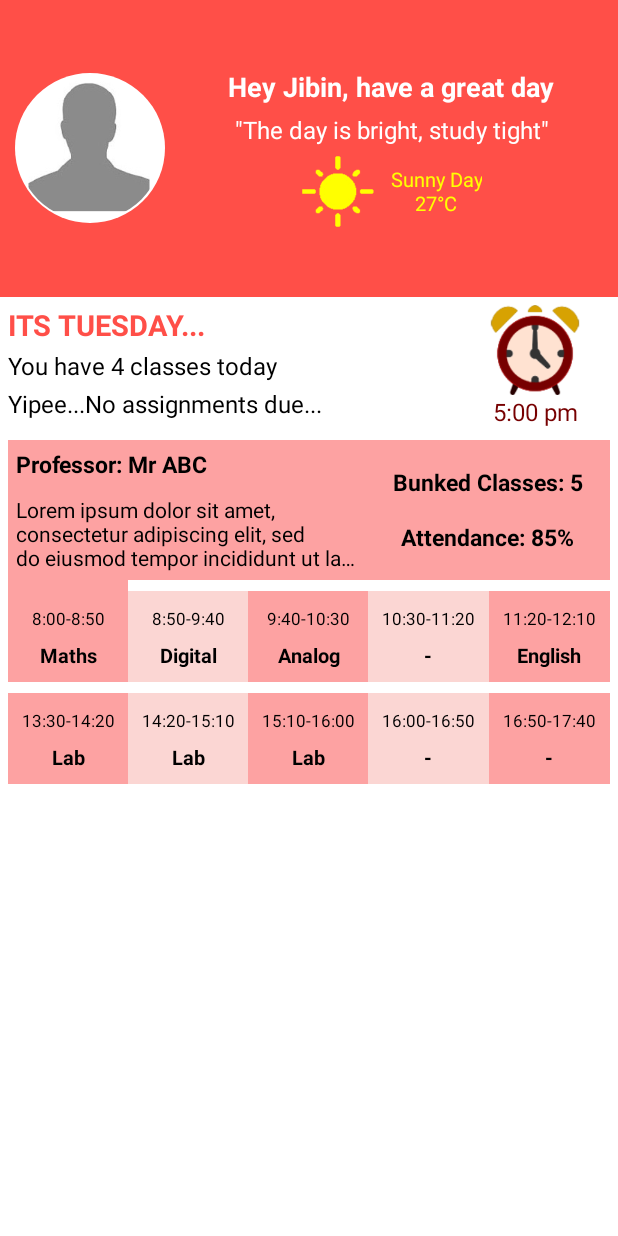
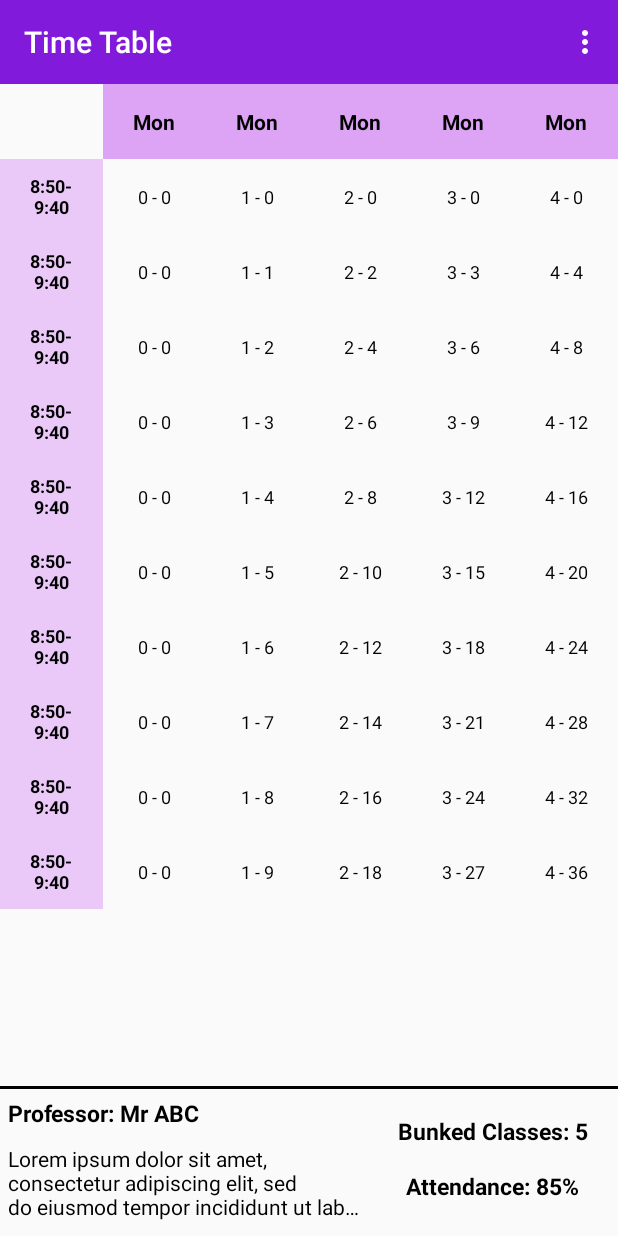
Before and after one commit to jazzyarchitects/StudentHelper, an Android app: the screen it shows after launch (HomeScreen before the commit, TimeTable after it), on a phone screen of 412 x 824 dp. Run offline under Robolectric (Android 15) with nearby library versions, the phone set to English and light mode, and no system bars.

Commit message:
Time table layout

```diff
--- a/app/src/main/AndroidManifest.xml
+++ b/app/src/main/AndroidManifest.xml
@@ -10,6 +10,10 @@
         <activity
             android:name=".Activities.HomeScreen"
             android:label="@string/app_name" >
+        </activity>
+        <activity
+            android:name=".Activities.TimeTable"
+            android:label="@string/title_activity_time_table" >
             <intent-filter>
                 <action android:name="android.intent.action.MAIN" />
 
--- /dev/null
+++ b/app/src/main/java/com/jazzyarchitects/studentassistant/Activities/TimeTable.java
@@ -0,0 +1,70 @@
+package com.jazzyarchitects.studentassistant.Activities;
+
+import android.os.Bundle;
+import android.support.v7.app.AppCompatActivity;
+import android.support.v7.widget.Toolbar;
+import android.view.Menu;
+import android.view.MenuItem;
+import android.view.View;
+import android.widget.TableLayout;
+import android.widget.TableRow;
+import android.widget.TextView;
+
+import com.jazzyarchitects.studentassistant.HelperClasses.TimeTableIds;
+import com.jazzyarchitects.studentassistant.R;
+
+
+public class TimeTable extends AppCompatActivity {
+
+    Toolbar toolbar;
+    protected static View activityLayout;
+
+    @Override
+    protected void onCreate(Bundle savedInstanceState) {
+        super.onCreate(savedInstanceState);
+        activityLayout=View.inflate(this,R.layout.activity_time_table,null);
+        setContentView(activityLayout);
+        toolbar=(Toolbar)findViewById(R.id.toolbar);
+
+        setSupportActionBar(toolbar);
+
+        for(int i=0;i<TimeTableIds.day.length;i++){
+            for(int j=0;j<TimeTableIds.period.length;j++){
+                TextView cell=TimeTableOperations.getSubject(i,j);
+                cell.setText(i+" - "+i*j);
+            }
+        }
+    }
+
+    @Override
+    public boolean onCreateOptionsMenu(Menu menu) {
+        // Inflate the menu; this adds items to the action bar if it is present.
+        getMenuInflater().inflate(R.menu.menu_time_table, menu);
+        return true;
+    }
+
+    @Override
+    public boolean onOptionsItemSelected(MenuItem item) {
+        // Handle action bar item clicks here. The action bar will
+        // automatically handle clicks on the Home/Up button, so long
+        // as you specify a parent activity in AndroidManifest.xml.
+        int id = item.getItemId();
+
+        //noinspection SimplifiableIfStatement
+        if (id == R.id.action_settings) {
+            return true;
+        }
+
+        return super.onOptionsItemSelected(item);
+    }
+
+
+
+    public static class TimeTableOperations{
+        public static TextView getSubject(int dayIndex, int periodIndex){
+            TableLayout tableLayout=(TableLayout)activityLayout.findViewById(TimeTableIds.table);
+            TableRow tableRow=(TableRow)tableLayout.findViewById(TimeTableIds.period[periodIndex]);
+            return (TextView)tableRow.findViewById(TimeTableIds.day[dayIndex]);
+        }
+    }
+}
--- /dev/null
+++ b/app/src/main/java/com/jazzyarchitects/studentassistant/HelperClasses/TimeTableIds.java
@@ -0,0 +1,13 @@
+package com.jazzyarchitects.studentassistant.HelperClasses;
+
+import com.jazzyarchitects.studentassistant.R;
+
+/**
+ * Created by Jibin_ism on 09-Jul-15.
+ */
+public class TimeTableIds{
+    public static int tableHolder= R.id.timeTableLayout;
+    public static int table=R.id.table;
+    public static int[] period={R.id.p1, R.id.p2, R.id.p3,R.id.p4, R.id.p5, R.id.p6,R.id.p7, R.id.p8, R.id.p9,R.id.p10};
+    public static int[] day={R.id.day1,R.id.day2,R.id.day3,R.id.day4,R.id.day5};
+}
--- /dev/null
+++ b/app/src/main/res/layout/activity_time_table.xml
@@ -0,0 +1,42 @@
+<RelativeLayout xmlns:android="http://schemas.android.com/apk/res/android"
+    xmlns:tools="http://schemas.android.com/tools"
+    android:layout_width="match_parent"
+    android:layout_height="match_parent"
+    tools:context="com.jazzyarchitects.studentassistant.Activities.TimeTable">
+
+    <include
+        layout="@layout/app_toolbar"
+        android:layout_width="match_parent"
+        android:layout_height="wrap_content"
+        android:id="@+id/toolbar" />
+
+
+    <include layout="@layout/table_complete"
+        android:id="@+id/timeTableLayout"
+        android:layout_below="@+id/toolbar"
+        android:layout_above="@+id/bottomLinearLayout"
+        android:layout_width="match_parent"
+        android:layout_height="match_parent" />
+
+    <LinearLayout
+        android:layout_width="match_parent"
+        android:layout_height="wrap_content"
+        android:minHeight="100dp"
+        android:id="@+id/bottomLinearLayout"
+        android:layout_alignParentBottom="true"
+        android:orientation="vertical">
+
+        <View
+            android:layout_width="match_parent"
+            android:layout_height="2dp"
+            android:background="#000" />
+
+        <include layout="@layout/subject_detail_layout"
+            android:layout_width="match_parent"
+            android:layout_height="wrap_content" />
+
+    </LinearLayout>
+
+
+
+</RelativeLayout>
--- /dev/null
+++ b/app/src/main/res/layout/app_toolbar.xml
@@ -0,0 +1,11 @@
+<?xml version="1.0" encoding="utf-8"?>
+<android.support.v7.widget.Toolbar xmlns:android="http://schemas.android.com/apk/res/android"
+    xmlns:app="http://schemas.android.com/apk/res-auto"
+    android:layout_width="match_parent"
+    android:layout_height="wrap_content"
+    android:background="@color/toolBarColor"
+    android:minHeight="?attr/actionBarSize"
+    app:theme="@style/ThemeOverlay.AppCompat.Dark.ActionBar"
+    android:id="@+id/toolbar">
+
+</android.support.v7.widget.Toolbar>
--- /dev/null
+++ b/app/src/main/res/layout/table_cell_day.xml
@@ -0,0 +1,10 @@
+<?xml version="1.0" encoding="utf-8"?>
+<TextView xmlns:android="http://schemas.android.com/apk/res/android"
+    android:layout_width="match_parent"
+    android:layout_height="match_parent"
+    android:text="Mon"
+    android:textColor="#000"
+    android:background="@color/background1"
+    android:gravity="center"
+    android:textStyle="bold"
+    android:textSize="14sp"/>
--- /dev/null
+++ b/app/src/main/res/layout/table_cell_subject.xml
@@ -0,0 +1,9 @@
+<?xml version="1.0" encoding="utf-8"?>
+<TextView
+    android:layout_width="match_parent"
+    android:layout_height="match_parent"
+    android:gravity="center"
+    android:textColor="#000"
+    android:textSize="12sp"
+    android:text="Subject"
+    xmlns:android="http://schemas.android.com/apk/res/android" />
--- /dev/null
+++ b/app/src/main/res/layout/table_cell_time.xml
@@ -0,0 +1,11 @@
+<?xml version="1.0" encoding="utf-8"?>
+<TextView
+    android:layout_width="match_parent"
+    android:layout_height="match_parent"
+    android:gravity="center"
+    android:textColor="#000"
+    android:textSize="12sp"
+    android:textStyle="bold"
+    android:background="@color/background2"
+    android:text="8:50-\n9:40"
+    xmlns:android="http://schemas.android.com/apk/res/android" />
--- /dev/null
+++ b/app/src/main/res/layout/table_complete.xml
@@ -0,0 +1,101 @@
+<?xml version="1.0" encoding="utf-8"?>
+
+<LinearLayout
+    xmlns:android="http://schemas.android.com/apk/res/android"
+    android:layout_height="wrap_content"
+    android:layout_width="match_parent"
+    android:orientation="vertical">
+
+    <include
+        android:id="@+id/days"
+        android:layout_height="@dimen/cellMinHeight"
+        android:layout_width="match_parent"
+        layout="@layout/table_row_days" />
+
+    <ScrollView
+        android:layout_width="match_parent"
+        android:layout_height="wrap_content"
+        android:orientation="vertical">
+
+        <TableLayout
+            android:layout_width="match_parent"
+            android:layout_height="wrap_content"
+            android:orientation="vertical"
+            android:id="@+id/table"
+            android:weightSum="10">
+
+
+            <include
+                android:id="@+id/p1"
+                layout="@layout/table_row_subject"
+                android:layout_width="match_parent"
+                android:layout_height="0dp"
+                android:layout_weight="1" />
+
+            <include
+                android:id="@+id/p2"
+                layout="@layout/table_row_subject"
+                android:layout_width="match_parent"
+                android:layout_height="0dp"
+                android:layout_weight="1" />
+
+            <include
+                android:id="@+id/p3"
+                layout="@layout/table_row_subject"
+                android:layout_width="match_parent"
+                android:layout_height="0dp"
+                android:layout_weight="1" />
+
+            <include
+                android:id="@+id/p4"
+                layout="@layout/table_row_subject"
+                android:layout_width="match_parent"
+                android:layout_height="0dp"
+                android:layout_weight="1" />
+
+            <include
+                android:id="@+id/p5"
+                layout="@layout/table_row_subject"
+                android:layout_width="match_parent"
+                android:layout_height="0dp"
+                android:layout_weight="1" />
+
+            <include
+                android:id="@+id/p6"
+                layout="@layout/table_row_subject"
+                android:layout_width="match_parent"
+                android:layout_height="0dp"
+                android:layout_weight="1" />
+
+            <include
+                android:id="@+id/p7"
+                layout="@layout/table_row_subject"
+                android:layout_width="match_parent"
+                android:layout_height="0dp"
+                android:layout_weight="1" />
+
+            <include
+                android:id="@+id/p8"
+                layout="@layout/table_row_subject"
+                android:layout_width="match_parent"
+                android:layout_height="0dp"
+                android:layout_weight="1" />
+
+            <include
+                android:id="@+id/p9"
+                layout="@layout/table_row_subject"
+                android:layout_width="match_parent"
+                android:layout_height="0dp"
+                android:layout_weight="1" />
+
+            <include
+                android:id="@+id/p10"
+                layout="@layout/table_row_subject"
+                android:layout_width="match_parent"
+                android:layout_height="0dp"
+                android:layout_weight="1" />
+
+        </TableLayout>
+
+    </ScrollView>
+</LinearLayout>
--- /dev/null
+++ b/app/src/main/res/layout/table_row_days.xml
@@ -0,0 +1,46 @@
+<?xml version="1.0" encoding="utf-8"?>
+<TableRow xmlns:android="http://schemas.android.com/apk/res/android"
+    android:orientation="vertical"
+    android:layout_width="match_parent"
+    android:layout_height="wrap_content"
+    android:minHeight="@dimen/cellMinHeight"
+    android:weightSum="6">
+
+    <View
+        android:layout_width="0dp"
+        android:layout_weight="1"
+        android:layout_height="0dp" />
+
+    <include layout="@layout/table_cell_day"
+        android:layout_width="0dp"
+        android:layout_height="match_parent"
+        android:layout_weight="1"
+        android:id="@+id/day1"/>
+
+    <include layout="@layout/table_cell_day"
+        android:layout_width="0dp"
+        android:layout_height="match_parent"
+        android:layout_weight="1"
+        android:id="@+id/day2"/>
+
+    <include layout="@layout/table_cell_day"
+        android:layout_width="0dp"
+        android:layout_height="match_parent"
+        android:layout_weight="1"
+        android:id="@+id/day3"/>
+
+    <include layout="@layout/table_cell_day"
+        android:layout_width="0dp"
+        android:layout_height="match_parent"
+        android:layout_weight="1"
+        android:id="@+id/day4"/>
+
+    <include layout="@layout/table_cell_day"
+        android:layout_width="0dp"
+        android:layout_height="match_parent"
+        android:layout_weight="1"
+        android:id="@+id/day5"/>
+
+
+
+</TableRow>
--- /dev/null
+++ b/app/src/main/res/layout/table_row_subject.xml
@@ -0,0 +1,51 @@
+<?xml version="1.0" encoding="utf-8"?>
+<TableRow xmlns:android="http://schemas.android.com/apk/res/android"
+    android:orientation="vertical"
+    android:layout_width="match_parent"
+    android:layout_height="wrap_content"
+    android:minHeight="@dimen/cellMinHeight"
+    android:weightSum="6">
+
+    <include
+        layout="@layout/table_cell_time"
+        android:layout_height="match_parent"
+        android:layout_width="0dp"
+        android:layout_weight="1"
+        android:id="@+id/time"/>
+
+    <include
+        layout="@layout/table_cell_subject"
+        android:layout_width="0dp"
+        android:layout_height="match_parent"
+        android:layout_weight="1"
+        android:id="@+id/day1" />
+
+    <include
+        layout="@layout/table_cell_subject"
+        android:layout_width="0dp"
+        android:layout_height="match_parent"
+        android:layout_weight="1"
+        android:id="@+id/day2" />
+
+    <include
+        layout="@layout/table_cell_subject"
+        android:layout_width="0dp"
+        android:layout_height="match_parent"
+        android:layout_weight="1"
+        android:id="@+id/day3" />
+
+    <include
+        layout="@layout/table_cell_subject"
+        android:layout_width="0dp"
+        android:layout_height="match_parent"
+        android:layout_weight="1"
+        android:id="@+id/day4" />
+
+    <include
+        layout="@layout/table_cell_subject"
+        android:layout_width="0dp"
+        android:layout_height="match_parent"
+        android:layout_weight="1"
+        android:id="@+id/day5" />
+
+</TableRow>
--- /dev/null
+++ b/app/src/main/res/menu/menu_time_table.xml
@@ -0,0 +1,7 @@
+<menu xmlns:android="http://schemas.android.com/apk/res/android"
+    xmlns:app="http://schemas.android.com/apk/res-auto"
+    xmlns:tools="http://schemas.android.com/tools"
+    tools:context="com.jazzyarchitects.studentassistant.Activities.TimeTable">
+    <item android:id="@+id/action_settings" android:title="@string/action_settings"
+        android:orderInCategory="100" app:showAsAction="never" />
+</menu>
--- a/app/src/main/res/values/colors.xml
+++ b/app/src/main/res/values/colors.xml
@@ -1,12 +1,12 @@
 <?xml version="1.0" encoding="utf-8"?>
 <resources>
 
-    <!--<color name="appThemeColor">#ff811ada</color>-->
-    <!--<color name="background1">#DDA3F5</color>-->
-    <!--<color name="background2">#EAC8F8</color>-->
-    <color name="appThemeColor">#ffff4f48</color>
-    <color name="background1">#fffda2a2</color>
-    <color name="background2">#fffbd6d3</color>
+    <color name="appThemeColor">#ff811ada</color>
+    <color name="background1">#DDA3F5</color>
+    <color name="background2">#EAC8F8</color>
+    <!--<color name="appThemeColor">#ffff4f48</color>-->
+    <!--<color name="background1">#fffda2a2</color>-->
+    <!--<color name="background2">#fffbd6d3</color>-->
 
 
 
@@ -14,5 +14,6 @@
     <color name="roundImageViewBorder">#FFF</color>
     <color name="homeScreenTopTextColor">#FFF</color>
     <color name="alarmClockColor">#ff770001</color>
+    <color name="toolBarColor">@color/appThemeColor</color>
 
 </resources>
--- a/app/src/main/res/values/dimens.xml
+++ b/app/src/main/res/values/dimens.xml
@@ -4,4 +4,5 @@
     <dimen name="activity_vertical_margin">16dp</dimen>
     <dimen name="homeScreenUserPicSize">100dp</dimen>
     <dimen name="selectionConnectorHeight">15dp</dimen>
+    <dimen name="cellMinHeight">50dp</dimen>
 </resources>
--- a/app/src/main/res/values/strings.xml
+++ b/app/src/main/res/values/strings.xml
@@ -12,4 +12,5 @@
     <string name="attendancePercentage">Attendance: 85%</string>
 
     <string name="lorem_ipsum">Lorem ipsum dolor sit amet, consectetur adipiscing elit, sed do eiusmod tempor incididunt ut labore et dolore magna aliqua. Ut enim ad minim veniam, quis nostrud exercitation ullamco laboris nisi ut aliquip ex ea commodo consequat. Duis aute irure dolor in reprehenderit in voluptate velit esse cillum dolore eu fugiat nulla pariatur. Excepteur sint occaecat cupidatat non proident, sunt in culpa qui officia deserunt mollit anim id est laborum.</string>
+    <string name="title_activity_time_table">Time Table</string>
 </resources>
```
Also changed, not shown: app/src/main/res/values/style.xml (renamed from app/src/main/res/values/styles.xml), 2 other files.
